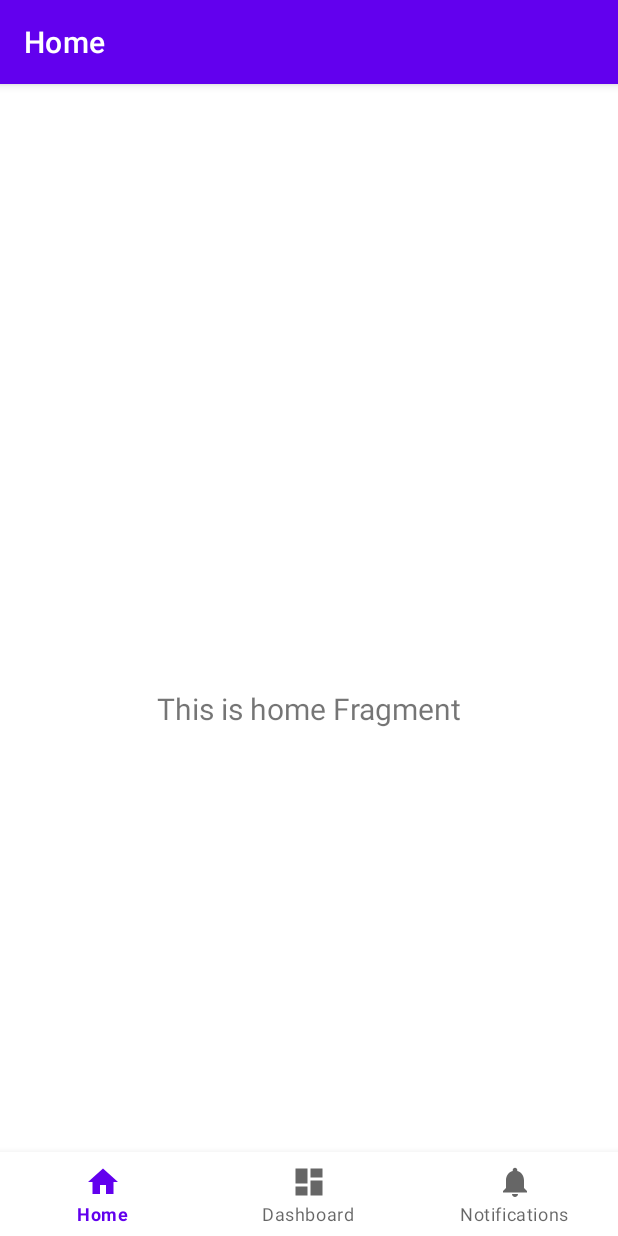
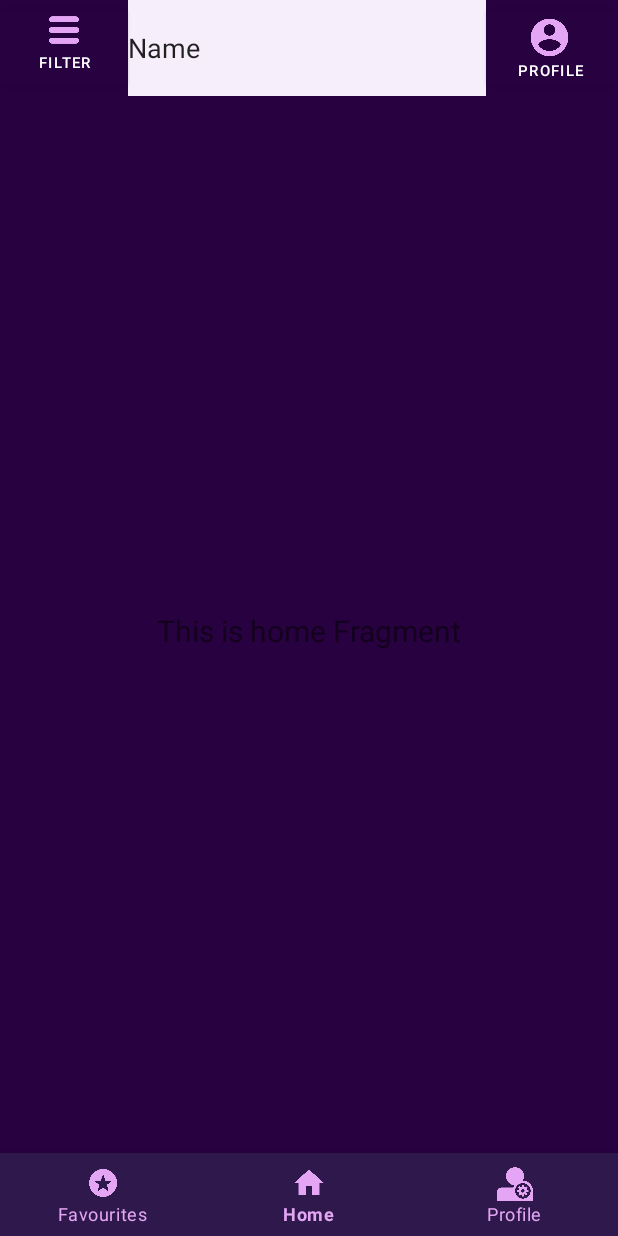
Before and after one commit to MyUnicaucaGit/Moovster, an Android app: the screen it shows after launch (MainActivity), on a phone screen of 412 x 824 dp. Run offline under Robolectric (Android 15) with nearby library versions, the phone set to English and light mode, and no system bars; our stand-ins replace navigation-ui.

Commit message:
NavBar added

```diff
--- a/app/src/main/java/edu/unicauca/moovster/MainActivity.kt
+++ b/app/src/main/java/edu/unicauca/moovster/MainActivity.kt
@@ -1,6 +1,8 @@
 package edu.unicauca.moovster
 
+import android.content.res.ColorStateList
 import android.os.Bundle
+import android.view.Window
 import com.google.android.material.bottomnavigation.BottomNavigationView
 import androidx.appcompat.app.AppCompatActivity
 import androidx.navigation.findNavController
@@ -15,18 +17,23 @@ class MainActivity : AppCompatActivity() {
 
     override fun onCreate(savedInstanceState: Bundle?) {
         super.onCreate(savedInstanceState)
-
+        requestWindowFeature(Window.FEATURE_NO_TITLE);
+        supportActionBar?.hide();
         binding = ActivityMainBinding.inflate(layoutInflater)
         setContentView(binding.root)
 
         val navView: BottomNavigationView = binding.navView
-
         val navController = findNavController(R.id.nav_host_fragment_activity_main)
         // Passing each menu ID as a set of Ids because each
         // menu should be considered as top level destinations.
         val appBarConfiguration = AppBarConfiguration(setOf(
-                R.id.navigation_home, R.id.navigation_dashboard, R.id.navigation_notifications))
+                R.id.navigation_home, R.id.navigation_favs, R.id.navigation_profile))
         setupActionBarWithNavController(navController, appBarConfiguration)
         navView.setupWithNavController(navController)
+
+
+        navView.setItemIconTintList(ColorStateList.valueOf(getResources().getColor(R.color.icons_color)));
+        navView.setItemTextColor(ColorStateList.valueOf(getResources().getColor(R.color.icons_color)));
+        navView.setBackgroundColor(getResources().getColor(R.color.emotionless_purple));
     }
 }
--- a/app/src/main/java/edu/unicauca/moovster/ui/dashboard/DashboardViewModel.kt
+++ b/app/src/main/java/edu/unicauca/moovster/ui/favourites/DashboardViewModel.kt
@@ -1,4 +1,4 @@
-package edu.unicauca.moovster.ui.dashboard
+package edu.unicauca.moovster.ui.favourites
 
 import androidx.lifecycle.LiveData
 import androidx.lifecycle.MutableLiveData
--- a/app/src/main/java/edu/unicauca/moovster/ui/dashboard/DashboardFragment.kt
+++ b/app/src/main/java/edu/unicauca/moovster/ui/favourites/FavsFragment.kt
@@ -1,4 +1,4 @@
-package edu.unicauca.moovster.ui.dashboard
+package edu.unicauca.moovster.ui.favourites
 
 import android.os.Bundle
 import android.view.LayoutInflater
@@ -9,7 +9,7 @@ import androidx.fragment.app.Fragment
 import androidx.lifecycle.ViewModelProvider
 import edu.unicauca.moovster.databinding.FragmentDashboardBinding
 
-class DashboardFragment : Fragment() {
+class FavsFragment : Fragment() {
 
     private var _binding: FragmentDashboardBinding? = null
 
--- /dev/null
+++ b/app/src/main/java/edu/unicauca/moovster/ui/navbar/NavBar.java
@@ -0,0 +1,66 @@
+package edu.unicauca.moovster.ui.navbar;
+
+import android.os.Bundle;
+
+import androidx.fragment.app.Fragment;
+
+import android.view.LayoutInflater;
+import android.view.View;
+import android.view.ViewGroup;
+
+import edu.unicauca.moovster.R;
+
+/**
+ * A simple {@link Fragment} subclass.
+ * Use the {@link NavBar#newInstance} factory method to
+ * create an instance of this fragment.
+ */
+public class NavBar extends Fragment {
+
+    // TODO: Rename parameter arguments, choose names that match
+    // the fragment initialization parameters, e.g. ARG_ITEM_NUMBER
+    private static final String ARG_PARAM1 = "param1";
+    private static final String ARG_PARAM2 = "param2";
+
+    // TODO: Rename and change types of parameters
+    private String mParam1;
+    private String mParam2;
+
+    public NavBar() {
+        // Required empty public constructor
+    }
+
+    /**
+     * Use this factory method to create a new instance of
+     * this fragment using the provided parameters.
+     *
+     * @param param1 Parameter 1.
+     * @param param2 Parameter 2.
+     * @return A new instance of fragment NavBar.
+     */
+    // TODO: Rename and change types and number of parameters
+    public static NavBar newInstance(String param1, String param2) {
+        NavBar fragment = new NavBar();
+        Bundle args = new Bundle();
+        args.putString(ARG_PARAM1, param1);
+        args.putString(ARG_PARAM2, param2);
+        fragment.setArguments(args);
+        return fragment;
+    }
+
+    @Override
+    public void onCreate(Bundle savedInstanceState) {
+        super.onCreate(savedInstanceState);
+        if (getArguments() != null) {
+            mParam1 = getArguments().getString(ARG_PARAM1);
+            mParam2 = getArguments().getString(ARG_PARAM2);
+        }
+    }
+
+    @Override
+    public View onCreateView(LayoutInflater inflater, ViewGroup container,
+                             Bundle savedInstanceState) {
+        // Inflate the layout for this fragment
+        return inflater.inflate(R.layout.fragment_nav_bar, container, false);
+    }
+}
--- a/app/src/main/res/layout/activity_main.xml
+++ b/app/src/main/res/layout/activity_main.xml
@@ -1,33 +1,44 @@
 <?xml version="1.0" encoding="utf-8"?>
 <androidx.constraintlayout.widget.ConstraintLayout xmlns:android="http://schemas.android.com/apk/res/android"
     xmlns:app="http://schemas.android.com/apk/res-auto"
+    xmlns:tools="http://schemas.android.com/tools"
     android:id="@+id/container"
     android:layout_width="match_parent"
     android:layout_height="match_parent"
-    android:paddingTop="?attr/actionBarSize">
+    android:background="@color/background_color">
+
+
+    <fragment
+        android:id="@+id/fragmentNavBarView"
+        android:name="edu.unicauca.moovster.ui.navbar.NavBar"
+        android:layout_width="409dp"
+        android:layout_height="wrap_content"
+        app:layout_constraintEnd_toEndOf="parent"
+        app:layout_constraintHorizontal_bias="0.0"
+        app:layout_constraintStart_toStartOf="parent"
+        app:layout_constraintTop_toTopOf="parent" />
 
     <com.google.android.material.bottomnavigation.BottomNavigationView
         android:id="@+id/nav_view"
         android:layout_width="0dp"
-        android:layout_height="wrap_content"
-        android:layout_marginStart="0dp"
-        android:layout_marginEnd="0dp"
+        android:layout_height="55dp"
         android:background="?android:attr/windowBackground"
         app:layout_constraintBottom_toBottomOf="parent"
         app:layout_constraintLeft_toLeftOf="parent"
         app:layout_constraintRight_toRightOf="parent"
-        app:menu="@menu/bottom_nav_menu" />
+        app:menu="@menu/bottom_nav_menu">
+
+    </com.google.android.material.bottomnavigation.BottomNavigationView>
 
     <fragment
         android:id="@+id/nav_host_fragment_activity_main"
         android:name="androidx.navigation.fragment.NavHostFragment"
         android:layout_width="match_parent"
-        android:layout_height="match_parent"
+        android:layout_height="wrap_content"
         app:defaultNavHost="true"
-        app:layout_constraintBottom_toTopOf="@id/nav_view"
-        app:layout_constraintLeft_toLeftOf="parent"
-        app:layout_constraintRight_toRightOf="parent"
-        app:layout_constraintTop_toTopOf="parent"
-        app:navGraph="@navigation/mobile_navigation" />
+        app:layout_constraintBottom_toTopOf="@+id/nav_view"
+        app:layout_constraintTop_toBottomOf="@+id/fragmentNavBarView"
+        app:navGraph="@navigation/mobile_navigation"
+        tools:layout_editor_absoluteX="-16dp" />
 
 </androidx.constraintlayout.widget.ConstraintLayout>
--- a/app/src/main/res/layout/fragment_dashboard.xml
+++ b/app/src/main/res/layout/fragment_dashboard.xml
@@ -4,7 +4,7 @@
     xmlns:tools="http://schemas.android.com/tools"
     android:layout_width="match_parent"
     android:layout_height="match_parent"
-    tools:context=".ui.dashboard.DashboardFragment">
+    tools:context=".ui.favourites.FavsFragment">
 
     <TextView
         android:id="@+id/text_dashboard"
--- a/app/src/main/res/layout/fragment_home.xml
+++ b/app/src/main/res/layout/fragment_home.xml
@@ -4,6 +4,7 @@
     xmlns:tools="http://schemas.android.com/tools"
     android:layout_width="match_parent"
     android:layout_height="match_parent"
+    android:background="@color/background_color"
     tools:context=".ui.home.HomeFragment">
 
     <TextView
--- /dev/null
+++ b/app/src/main/res/layout/fragment_nav_bar.xml
@@ -0,0 +1,53 @@
+<?xml version="1.0" encoding="utf-8"?>
+<FrameLayout xmlns:android="http://schemas.android.com/apk/res/android"
+    xmlns:app="http://schemas.android.com/apk/res-auto"
+    xmlns:tools="http://schemas.android.com/tools"
+    android:layout_width="match_parent"
+    android:layout_height="match_parent"
+    tools:context=".ui.navbar.NavBar">
+
+    <LinearLayout
+        android:layout_width="match_parent"
+        android:layout_height="match_parent"
+        android:background="@color/background_color"
+        android:orientation="horizontal">
+
+        <Button
+            android:id="@+id/btnFilter"
+            android:layout_width="60dp"
+            android:layout_height="match_parent"
+            android:layout_weight="1"
+            android:backgroundTint="@color/background_color"
+            android:text="@string/btnFilter"
+            android:textSize="10sp"
+            app:icon="@drawable/menu"
+            app:iconGravity="top"
+            app:iconPadding="0dp"
+            app:iconSize="20dp"
+            app:iconTint="@color/icons_color" />
+
+        <EditText
+            android:id="@+id/editTextTextPersonName"
+            android:layout_width="wrap_content"
+            android:layout_height="match_parent"
+            android:layout_weight="1"
+            android:background="@color/letter_white"
+            android:ems="10"
+            android:inputType="textPersonName"
+            android:text="Name" />
+
+        <Button
+            android:id="@+id/btnNBUser"
+            android:layout_width="60dp"
+            android:layout_height="match_parent"
+            android:layout_weight="1"
+            android:backgroundTint="@color/background_color"
+            android:text="@string/title_profile"
+            android:textSize="10sp"
+            app:icon="@drawable/user"
+            app:iconGravity="top"
+            app:iconPadding="0dp"
+            app:iconSize="30dp"
+            app:iconTint="@color/icons_color" />
+    </LinearLayout>
+</FrameLayout>
--- a/app/src/main/res/menu/bottom_nav_menu.xml
+++ b/app/src/main/res/menu/bottom_nav_menu.xml
@@ -1,19 +1,19 @@
 <?xml version="1.0" encoding="utf-8"?>
 <menu xmlns:android="http://schemas.android.com/apk/res/android">
 
+
+    <item
+        android:id="@+id/navigation_favs"
+        android:icon="@drawable/favorites"
+        android:title="@string/title_favs"
+        />
     <item
         android:id="@+id/navigation_home"
-        android:icon="@drawable/ic_home_black_24dp"
+        android:icon="@drawable/home"
         android:title="@string/title_home" />
 
     <item
-        android:id="@+id/navigation_dashboard"
-        android:icon="@drawable/ic_dashboard_black_24dp"
-        android:title="@string/title_dashboard" />
-
-    <item
-        android:id="@+id/navigation_notifications"
-        android:icon="@drawable/ic_notifications_black_24dp"
-        android:title="@string/title_notifications" />
-
+        android:id="@+id/navigation_profile"
+        android:icon="@drawable/profile_settings"
+        android:title="@string/title_profile" />
 </menu>
--- a/app/src/main/res/navigation/mobile_navigation.xml
+++ b/app/src/main/res/navigation/mobile_navigation.xml
@@ -12,14 +12,14 @@
         tools:layout="@layout/fragment_home" />
 
     <fragment
-        android:id="@+id/navigation_dashboard"
-        android:name="edu.unicauca.moovster.ui.dashboard.DashboardFragment"
-        android:label="@string/title_dashboard"
+        android:id="@+id/navigation_favs"
+        android:name="edu.unicauca.moovster.ui.favourites.FavsFragment"
+        android:label="@string/title_favs"
         tools:layout="@layout/fragment_dashboard" />
 
     <fragment
-        android:id="@+id/navigation_notifications"
+        android:id="@+id/navigation_profile"
         android:name="edu.unicauca.moovster.ui.notifications.NotificationsFragment"
-        android:label="@string/title_notifications"
+        android:label="@string/title_profile"
         tools:layout="@layout/fragment_notifications" />
 </navigation>
--- a/app/src/main/res/values/colors.xml
+++ b/app/src/main/res/values/colors.xml
@@ -4,6 +4,7 @@
     <color name="icons_color">#e3a5f4</color>
     <color name="alice_purple">#661b98</color>
     <color name="base_purple">#42076a</color>
+    <color name="emotionless_purple">#2F184B</color>
     <color name="salmon">#ff6e6e</color>
     <color name="letter_white">#f7eefc</color>
     <color name="letter_pink">#db93f4</color>
--- a/app/src/main/res/values/strings.xml
+++ b/app/src/main/res/values/strings.xml
@@ -1,6 +1,9 @@
 <resources>
     <string name="app_name">Moovster</string>
     <string name="title_home">Home</string>
-    <string name="title_dashboard">Dashboard</string>
-    <string name="title_notifications">Notifications</string>
+    <string name="title_favs">Favourites</string>
+    <string name="title_profile">Profile</string>
+    <string name="btnFilter">Filter</string>
+    <!-- TODO: Remove or change this placeholder text -->
+
 </resources>
```
Also changed, not shown: 1 other file.
